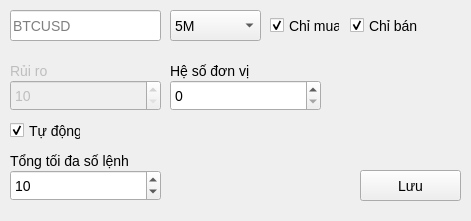
The window that ui/EditWindow.ui (nguyenvantat1182002/rsi-signal-bot) describes before a commit, drawn with Qt 5.
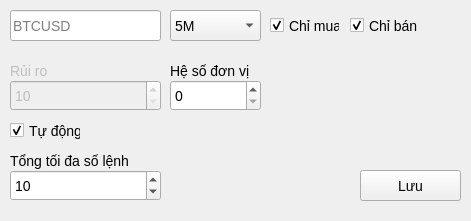
The same window after the commit.

```diff
--- a/ui/EditWindow.ui
+++ b/ui/EditWindow.ui
@@ -222,7 +222,7 @@
      <rect>
       <x>170</x>
       <y>80</y>
-      <width>151</width>
+      <width>91</width>
       <height>31</height>
      </rect>
     </property>
```
